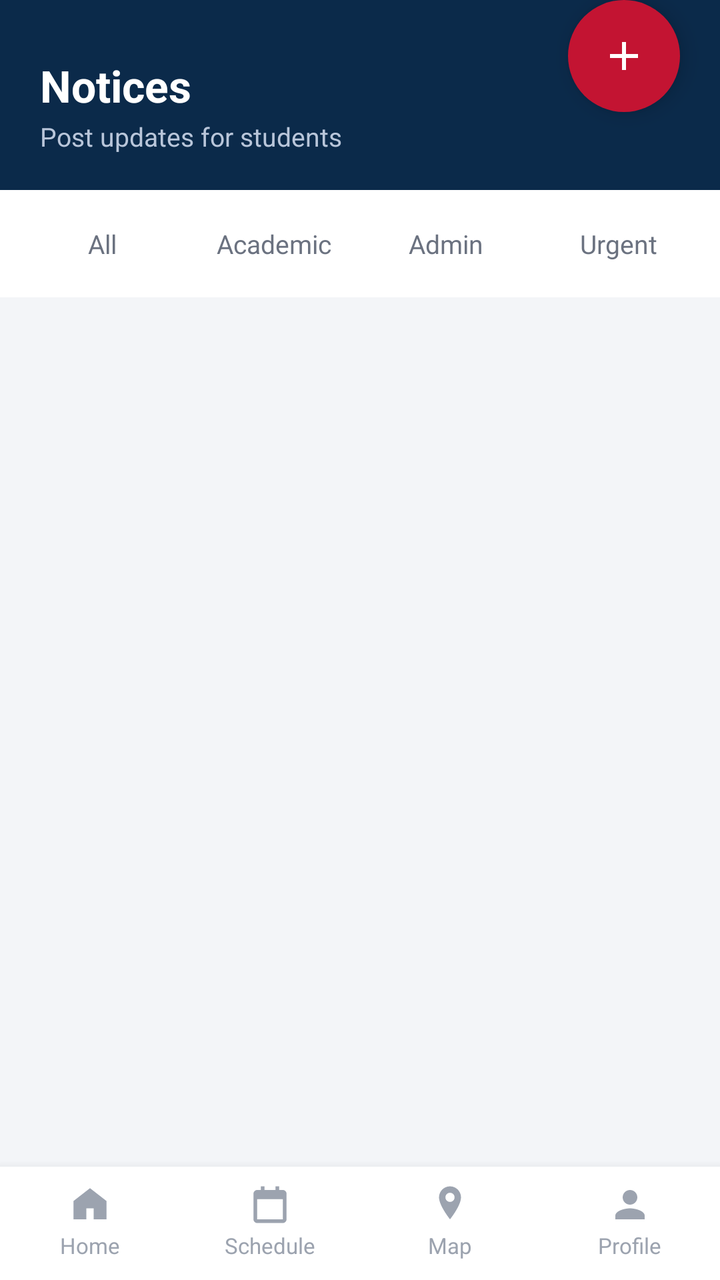
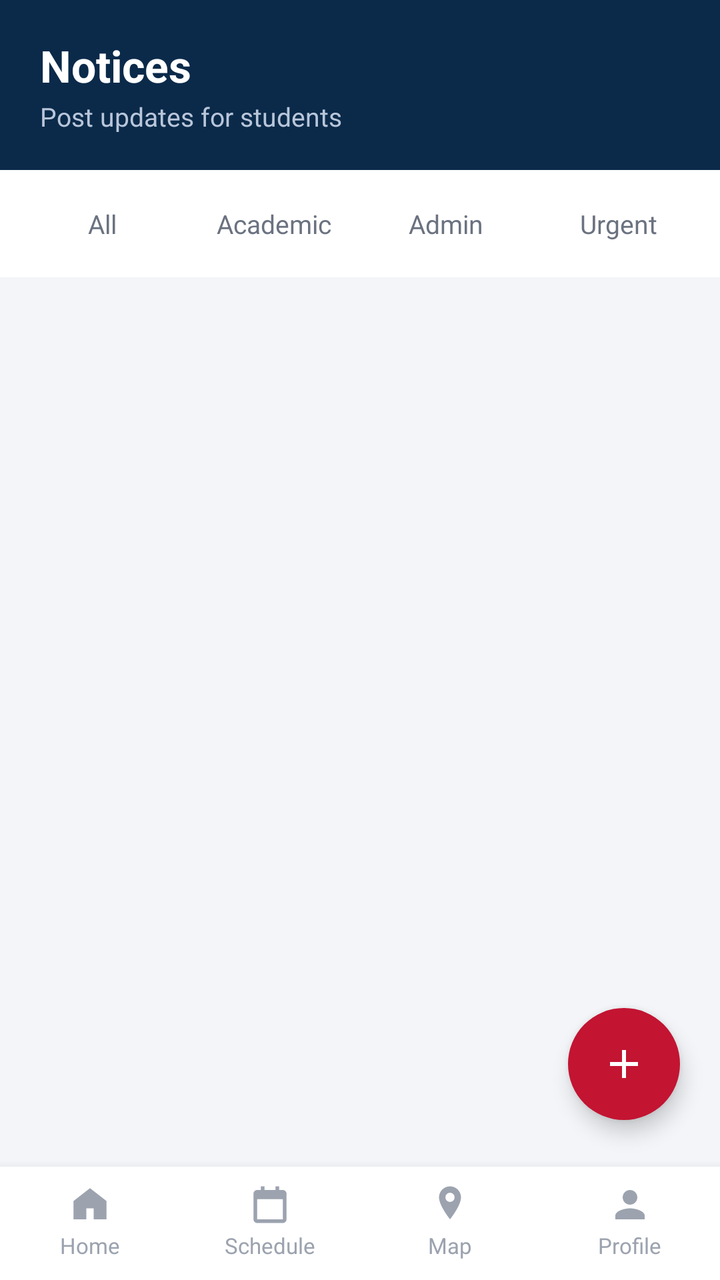

An Android layout rendered at two revisions. The XML below is the earlier revision; the diff shows what the commit changed to produce the second picture.
<!-- AndroidManifest.xml: application theme Theme.CampusApp -->
<!-- res/layout/activity_lecturer_notices.xml -->
<?xml version="1.0" encoding="utf-8"?>
<RelativeLayout xmlns:android="http://schemas.android.com/apk/res/android"
    android:layout_width="match_parent"
    android:layout_height="match_parent"
    android:background="@color/background">

    <LinearLayout
        android:layout_width="match_parent"
        android:layout_height="match_parent"
        android:orientation="vertical">

        <LinearLayout style="@style/SectionHeader">
            <TextView android:layout_width="wrap_content" android:layout_height="wrap_content"
                android:text="Notices" android:textColor="@color/white" android:textSize="22sp" android:textStyle="bold"/>
            <TextView android:layout_width="wrap_content" android:layout_height="wrap_content" android:layout_marginTop="2dp"
                android:text="Post updates for students" android:textColor="#B9C6DA" android:textSize="13sp"/>
        </LinearLayout>

        <LinearLayout
            android:layout_width="match_parent" android:layout_height="wrap_content"
            android:orientation="horizontal" android:background="@color/white"
            android:paddingTop="10dp" android:paddingBottom="10dp"
            android:paddingLeft="8dp" android:paddingRight="8dp">
            <TextView android:id="@+id/chipAll" style="@style/DayTab" android:text="All"/>
            <TextView android:id="@+id/chipAcademic" style="@style/DayTab" android:text="Academic"/>
            <TextView android:id="@+id/chipAdmin" style="@style/DayTab" android:text="Admin"/>
            <TextView android:id="@+id/chipUrgent" style="@style/DayTab" android:text="Urgent"/>
        </LinearLayout>

        <ScrollView android:layout_width="match_parent" android:layout_height="0dp" android:layout_weight="1">
            <LinearLayout android:id="@+id/noticesContainer" android:layout_width="match_parent" android:layout_height="wrap_content"
                android:orientation="vertical" android:padding="16dp"/>
        </ScrollView>

        <include layout="@layout/layout_bottom_nav" android:id="@+id/bottomNavInclude"/>
    </LinearLayout>

    <ImageView
        android:id="@+id/fabAddNotice"
        android:layout_width="56dp"
        android:layout_height="56dp"
        android:layout_above="@id/bottomNavInclude"
        android:layout_alignParentEnd="true"
        android:layout_marginEnd="20dp"
        android:layout_marginBottom="20dp"
        android:background="@drawable/bg_fab"
        android:padding="16dp"
        android:src="@drawable/ic_add"
        android:elevation="6dp"
        android:contentDescription="Add Notice"/>

</RelativeLayout>
<!-- res/layout/layout_bottom_nav.xml (included above) -->
<?xml version="1.0" encoding="utf-8"?>
<LinearLayout xmlns:android="http://schemas.android.com/apk/res/android"
    android:id="@+id/bottomNav"
    android:layout_width="match_parent"
    android:layout_height="wrap_content"
    android:orientation="horizontal"
    android:background="@color/white"
    android:elevation="8dp"
    android:paddingTop="8dp"
    android:paddingBottom="10dp">

    <LinearLayout android:id="@+id/navHome" style="@style/BottomNavItem">
        <ImageView android:id="@+id/navHomeIcon" style="@style/BottomNavIcon" android:src="@drawable/ic_home"/>
        <TextView android:id="@+id/navHomeLabel" style="@style/BottomNavLabel" android:text="Home"/>
    </LinearLayout>

    <LinearLayout android:id="@+id/navSchedule" style="@style/BottomNavItem">
        <ImageView android:id="@+id/navScheduleIcon" style="@style/BottomNavIcon" android:src="@drawable/ic_schedule"/>
        <TextView android:id="@+id/navScheduleLabel" style="@style/BottomNavLabel" android:text="Schedule"/>
    </LinearLayout>

    <LinearLayout android:id="@+id/navMap" style="@style/BottomNavItem">
        <ImageView android:id="@+id/navMapIcon" style="@style/BottomNavIcon" android:src="@drawable/ic_map"/>
        <TextView android:id="@+id/navMapLabel" style="@style/BottomNavLabel" android:text="@string/map"/>
    </LinearLayout>

    <LinearLayout android:id="@+id/navProfile" style="@style/BottomNavItem">
        <ImageView android:id="@+id/navProfileIcon" style="@style/BottomNavIcon" android:src="@drawable/ic_profile"/>
        <TextView android:id="@+id/navProfileLabel" style="@style/BottomNavLabel" android:text="Profile"/>
    </LinearLayout>

</LinearLayout>
<!-- resources referenced by this layout -->
<resources>
  <color name="background">#F3F5F8</color>
  <color name="white">#FFFFFF</color>
  <!-- drawable bg_fab (drawable) -->
  <?xml version="1.0" encoding="utf-8"?>
  <shape xmlns:android="http://schemas.android.com/apk/res/android" android:shape="oval">
      <solid android:color="@color/primary_red" />
  </shape>
  <!-- drawable ic_add (drawable) -->
  <vector xmlns:android="http://schemas.android.com/apk/res/android"
      android:width="24dp" android:height="24dp" android:viewportWidth="24" android:viewportHeight="24">
      <path android:fillColor="@android:color/white"
          android:pathData="M11,5 L13,5 L13,11 L19,11 L19,13 L13,13 L13,19 L11,19 L11,13 L5,13 L5,11 L11,11 Z"/>
  </vector>
  <!-- drawable ic_home (drawable) -->
  <vector xmlns:android="http://schemas.android.com/apk/res/android"
      android:width="24dp" android:height="24dp" android:viewportWidth="24" android:viewportHeight="24"
      android:tint="?attr/colorControlNormal">
      <path android:fillColor="@android:color/white"
          android:pathData="M12,3 L21,10 L21,20 L14,20 L14,14 L10,14 L10,20 L3,20 L3,10 Z"
          android:fillType="evenOdd"/>
  </vector>
  <!-- drawable ic_map (drawable) -->
  <vector xmlns:android="http://schemas.android.com/apk/res/android"
      android:width="24dp" android:height="24dp" android:viewportWidth="24" android:viewportHeight="24">
      <path android:fillColor="@android:color/white"
          android:pathData="M12,2 C8.7,2 6,4.7 6,8 C6,12.5 12,20 12,20 C12,20 18,12.5 18,8 C18,4.7 15.3,2 12,2 Z M12,10.5 C10.6,10.5 9.5,9.4 9.5,8 C9.5,6.6 10.6,5.5 12,5.5 C13.4,5.5 14.5,6.6 14.5,8 C14.5,9.4 13.4,10.5 12,10.5 Z"/>
  </vector>
  <!-- drawable ic_profile (drawable) -->
  <vector xmlns:android="http://schemas.android.com/apk/res/android"
      android:width="24dp" android:height="24dp" android:viewportWidth="24" android:viewportHeight="24">
      <path android:fillColor="@android:color/white"
          android:pathData="M12,12 C14.2,12 16,10.2 16,8 C16,5.8 14.2,4 12,4 C9.8,4 8,5.8 8,8 C8,10.2 9.8,12 12,12 Z M12,14 C9.3,14 4,15.3 4,18 L4,20 L20,20 L20,18 C20,15.3 14.7,14 12,14 Z"/>
  </vector>
  <string name="map">Map</string>
  <style name="BottomNavIcon">
          <item name="android:layout_width">22dp</item>
          <item name="android:layout_height">22dp</item>
          <item name="android:tint">@color/text_gray_light</item>
      </style>
  <style name="BottomNavLabel">
          <item name="android:layout_width">wrap_content</item>
          <item name="android:layout_height">wrap_content</item>
          <item name="android:layout_marginTop">2dp</item>
          <item name="android:textSize">11sp</item>
          <item name="android:textColor">@color/text_gray_light</item>
      </style>
  <style name="SectionHeader">
          <item name="android:layout_width">match_parent</item>
          <item name="android:layout_height">wrap_content</item>
          <item name="android:background">@color/navy_dark</item>
          <item name="android:paddingLeft">20dp</item>
          <item name="android:paddingRight">20dp</item>
          <item name="android:paddingTop">28dp</item>
          <item name="android:paddingBottom">18dp</item>
          <item name="android:orientation">vertical</item>
      </style>
  <style name="Theme.CampusApp" parent="Theme.MaterialComponents.Light.NoActionBar">
          <item name="colorPrimary">@color/primary_blue</item>
          <item name="colorPrimaryDark">@color/navy_dark</item>
          <item name="colorAccent">@color/primary_red</item>
          <item name="android:windowBackground">@color/background</item>
          <item name="android:statusBarColor">@color/navy_dark</item>
      </style>
  <color name="primary_red">#C31432</color>
  <color name="text_gray_light">#9CA3AF</color>
  <color name="text_gray">#6B7280</color>
  <color name="navy_dark">#0B2A4A</color>
  <color name="primary_blue">#12469E</color>
  <!-- unchanged entries left out for length: 3 -->
</resources>

<!-- the commit's change to res/layout/activity_lecturer_notices.xml (unified diff, before → after) -->
@@ -39,10 +39,10 @@
         android:id="@+id/fabAddNotice"
         android:layout_width="56dp"
         android:layout_height="56dp"
-        android:layout_above="@id/bottomNavInclude"
+        android:layout_alignParentBottom="true"
         android:layout_alignParentEnd="true"
         android:layout_marginEnd="20dp"
-        android:layout_marginBottom="20dp"
+        android:layout_marginBottom="80dp"
         android:background="@drawable/bg_fab"
         android:padding="16dp"
         android:src="@drawable/ic_add"
<!-- resource entries referenced after the edit -->
@@ -52,7 +52,7 @@
           <item name="android:background">@color/navy_dark</item>
           <item name="android:paddingLeft">20dp</item>
           <item name="android:paddingRight">20dp</item>
-          <item name="android:paddingTop">28dp</item>
+          <item name="android:paddingTop">18dp</item>
           <item name="android:paddingBottom">18dp</item>
           <item name="android:orientation">vertical</item>
       </style>
